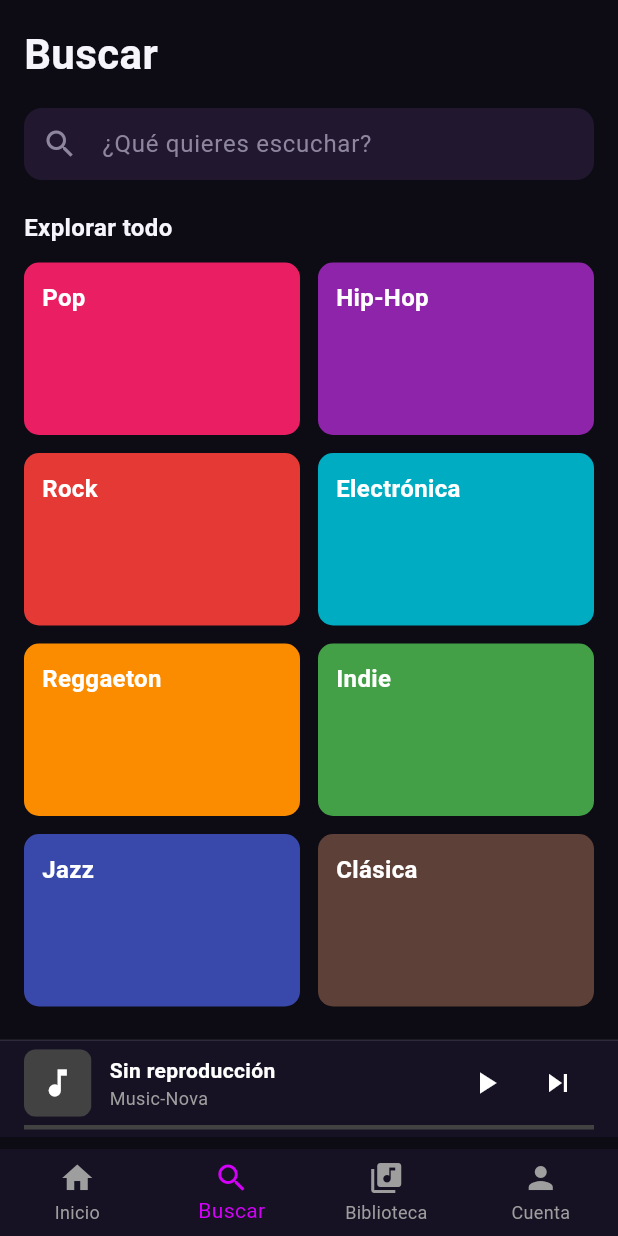
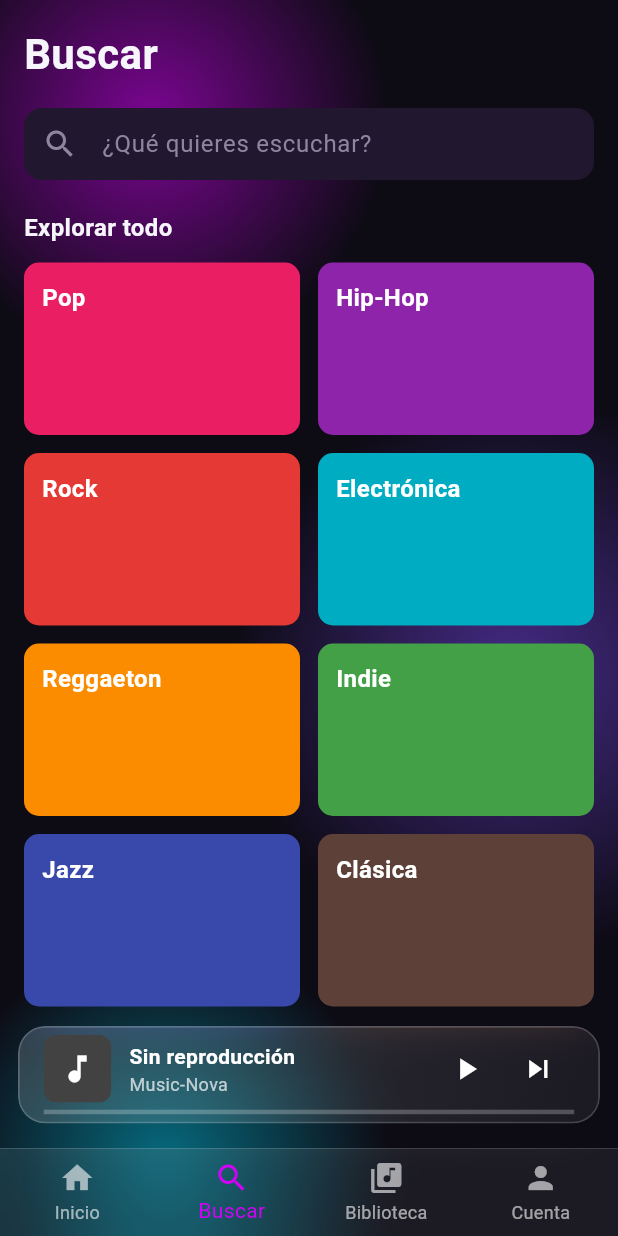
Before and after one commit to pplacencia-star/flow_custom_ui, a Flutter app: the screen it shows once a user with an empty profile is signed in, item 2 of the bottom bar chosen, on a phone screen of 412 x 824 dp. Run offline on Flutter 3.47's test engine with Material 3 defaults, Android fonts, the phone set to English and light mode, and no system bars; our stand-ins replace firebase_auth, firebase_core, google_sign_in, just_audio; accounts and stored records are empty; network calls fail.

Commit message:
style: aplica glassmorphism al fondo, mini reproductor y barra de navegación

```diff
--- a/lib/main.dart
+++ b/lib/main.dart
@@ -6,6 +6,7 @@ import 'package:google_sign_in/google_sign_in.dart';
 
 import 'firebase_options.dart';
 import 'screens/main_navigation.dart';
+   import 'widgets/glass.dart';
 
 void main() async {
   WidgetsFlutterBinding.ensureInitialized();
@@ -24,11 +25,12 @@ class MyApp extends StatelessWidget {
   @override
   Widget build(BuildContext context) {
     return MaterialApp(
+      builder: (context, child) => GlassBackground(child: child!),
       title: 'Music-Nova',
       debugShowCheckedModeBanner: false,
       theme: ThemeData(
         brightness: Brightness.dark,
-        scaffoldBackgroundColor: const Color(0xFF0D0B14),
+          scaffoldBackgroundColor: Colors.transparent,
         primaryColor: const Color(0xFFD500F9),
       ),
       home: StreamBuilder<User?>(
--- a/lib/screens/home_screen.dart
+++ b/lib/screens/home_screen.dart
@@ -32,7 +32,7 @@ class HomeScreen extends StatelessWidget {
     final userName = _getUserDisplayName();
 
     return Scaffold(
-      backgroundColor: const Color(0xFF0D0B14),
+      backgroundColor: Colors.transparent,
       body: SafeArea(
         child: Stack(
           children: [
--- a/lib/screens/main_navigation.dart
+++ b/lib/screens/main_navigation.dart
@@ -1,3 +1,5 @@
+import 'dart:ui';
+
 import 'package:flutter/material.dart';
 
 import 'home_screen.dart';
@@ -34,13 +36,25 @@ class _MainNavigationState extends State<MainNavigation> {
     ];
 
     return Scaffold(
+      extendBody: true,
       body: screens[_selectedIndex],
-      bottomNavigationBar: BottomNavigationBar(
+      bottomNavigationBar: ClipRect(
+        child: BackdropFilter(
+          filter: ImageFilter.blur(sigmaX: 18, sigmaY: 18),
+          child: Container(
+            decoration: BoxDecoration(
+              color: Colors.white.withValues(alpha: 0.06),
+              border: Border(
+                top: BorderSide(color: Colors.white.withValues(alpha: 0.15)),
+              ),
+            ),
+            child: BottomNavigationBar(
               currentIndex: _selectedIndex,
               onTap: _onItemTapped,
-        backgroundColor: const Color(0xFF161224),
+              backgroundColor: Colors.transparent,
+              elevation: 0,
               selectedItemColor: const Color(0xFFD500F9),
-        unselectedItemColor: Colors.grey,
+              unselectedItemColor: Colors.white60,
               type: BottomNavigationBarType.fixed,
               items: const [
                 BottomNavigationBarItem(icon: Icon(Icons.home), label: 'Inicio'),
@@ -52,6 +66,9 @@ class _MainNavigationState extends State<MainNavigation> {
                 BottomNavigationBarItem(icon: Icon(Icons.person), label: 'Cuenta'),
               ],
             ),
+          ),
+        ),
+      ),
     );
   }
 }
--- /dev/null
+++ b/lib/widgets/glass.dart
@@ -0,0 +1,88 @@
+import 'dart:ui';
+import 'package:flutter/material.dart';
+
+class GlassContainer extends StatelessWidget {
+  final Widget child;
+  final double blur;
+  final double opacity;
+  final double radius;
+  final EdgeInsetsGeometry? padding;
+  final EdgeInsetsGeometry? margin;
+  final double? width;
+  final double? height;
+
+  const GlassContainer({
+    super.key,
+    required this.child,
+    this.blur = 18,
+    this.opacity = 0.10,
+    this.radius = 20,
+    this.padding,
+    this.margin,
+    this.width,
+    this.height,
+  });
+
+  @override
+  Widget build(BuildContext context) {
+    return Container(
+      width: width,
+      height: height,
+      margin: margin,
+      child: ClipRRect(
+        borderRadius: BorderRadius.circular(radius),
+        child: BackdropFilter(
+          filter: ImageFilter.blur(sigmaX: blur, sigmaY: blur),
+          child: Container(
+            padding: padding,
+            decoration: BoxDecoration(
+              borderRadius: BorderRadius.circular(radius),
+              gradient: LinearGradient(
+                begin: Alignment.topLeft,
+                end: Alignment.bottomRight,
+                colors: [
+                  Colors.white.withValues(alpha: opacity * 1.6),
+                  Colors.white.withValues(alpha: opacity * 0.6),
+                ],
+              ),
+              border: Border.all(
+                color: Colors.white.withValues(alpha: 0.18),
+                width: 1.2,
+              ),
+            ),
+            child: child,
+          ),
+        ),
+      ),
+    );
+  }
+}
+
+class GlassBackground extends StatelessWidget {
+  final Widget child;
+  const GlassBackground({super.key, required this.child});
+
+  Widget _luz(Color color, double size) => Container(
+        width: size,
+        height: size,
+        decoration: BoxDecoration(
+          shape: BoxShape.circle,
+          gradient: RadialGradient(
+            colors: [color.withValues(alpha: 0.55), color.withValues(alpha: 0)],
+          ),
+        ),
+      );
+
+  @override
+  Widget build(BuildContext context) {
+    return Stack(
+      children: [
+        const Positioned.fill(child: ColoredBox(color: Color(0xFF0D0B14))),
+        Positioned(top: -80, left: -60, child: _luz(const Color(0xFFD500F9), 320)),
+        Positioned(top: 260, right: -120, child: _luz(const Color(0xFF7445E5), 380)),
+        Positioned(bottom: -100, left: -40, child: _luz(const Color(0xFF00B8D4), 300)),
+        child,
+      ],
+    );
+  }
+}
--- a/lib/widgets/mini_player.dart
+++ b/lib/widgets/mini_player.dart
@@ -1,6 +1,7 @@
 import 'package:flutter/material.dart';
 
 import '../services/music_player_service.dart';
+import 'glass.dart';
 
 class MiniPlayer extends StatelessWidget {
   const MiniPlayer({super.key});
@@ -22,18 +23,11 @@ class MiniPlayer extends StatelessWidget {
             ? (position / duration).clamp(0.0, 1.0)
             : 0.0;
 
-        return Container(
+        return GlassContainer(
           height: 65,
+          radius: 18,
+          margin: const EdgeInsets.fromLTRB(12, 0, 12, 8),
           padding: const EdgeInsets.symmetric(horizontal: 16.0),
-          decoration: BoxDecoration(
-            color: const Color(0xFF161224),
-            border: Border(
-              top: BorderSide(
-                color: Colors.white.withValues(alpha: 0.1),
-                width: 1,
-              ),
-            ),
-          ),
           child: Column(
             children: [
               Expanded(
@@ -47,7 +41,7 @@ class MiniPlayer extends StatelessWidget {
                               height: 45,
                               width: 45,
                               fit: BoxFit.cover,
-                              errorBuilder: (_, __, ___) => Container(
+                              errorBuilder: (_, _, _) => Container(
                                 height: 45,
                                 width: 45,
                                 color: Colors.grey[800],
@@ -89,7 +83,7 @@ class MiniPlayer extends StatelessWidget {
                           Text(
                             track?.artist ?? 'Music-Nova',
                             style: const TextStyle(
-                              color: Colors.grey,
+                              color: Colors.white70,
                               fontSize: 12,
                             ),
                             maxLines: 1,
@@ -123,14 +117,15 @@ class MiniPlayer extends StatelessWidget {
                 ),
               ),
 
-              GestureDetector(
+              LayoutBuilder(
+                builder: (context, constraints) {
+                  return GestureDetector(
                     behavior: HitTestBehavior.opaque,
                     onTapDown: track == null || duration <= 0
                         ? null
                         : (details) {
-                        final width = context.size?.width ?? 1;
-
-                        final percentage = (details.localPosition.dx / width)
+                            final percentage =
+                                (details.localPosition.dx / constraints.maxWidth)
                                     .clamp(0.0, 1.0);
 
                             final newPosition = Duration(
@@ -146,13 +141,15 @@ class MiniPlayer extends StatelessWidget {
                         child: LinearProgressIndicator(
                           value: progress,
                           minHeight: 3,
-                      backgroundColor: Colors.grey[800],
+                          backgroundColor: Colors.white24,
                           valueColor: const AlwaysStoppedAnimation<Color>(
                             Color(0xFFD500F9),
                           ),
                         ),
                       ),
                     ),
+                  );
+                },
               ),
             ],
           ),
```
Lines whose indentation alone changed are shown as unchanged.
